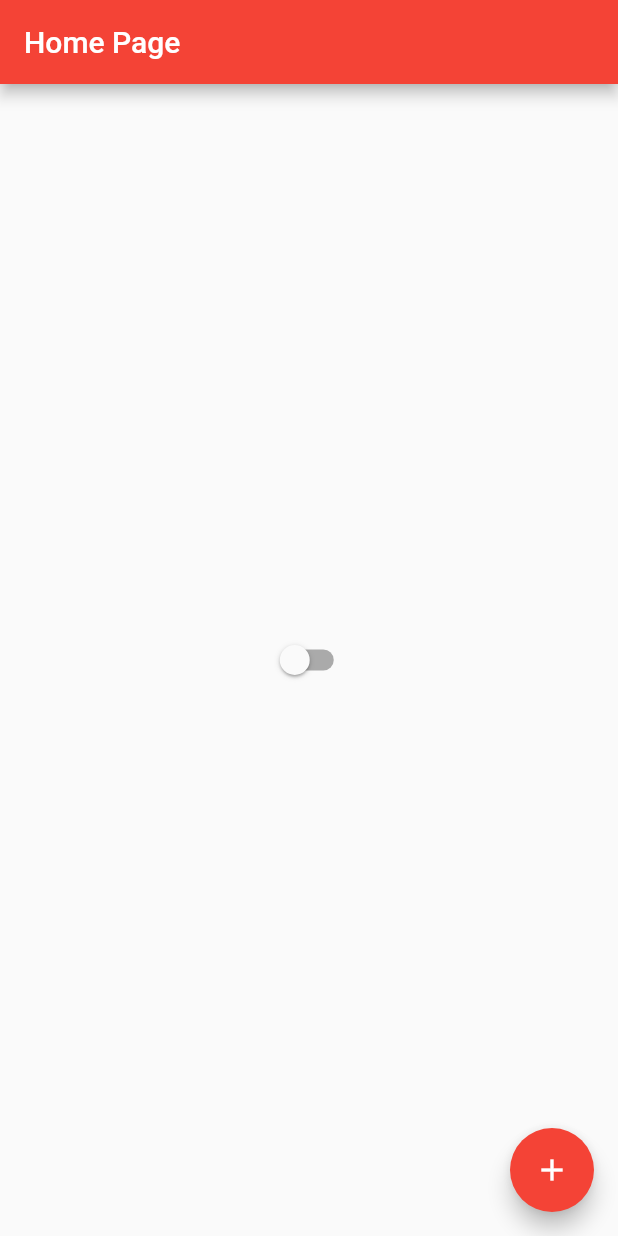
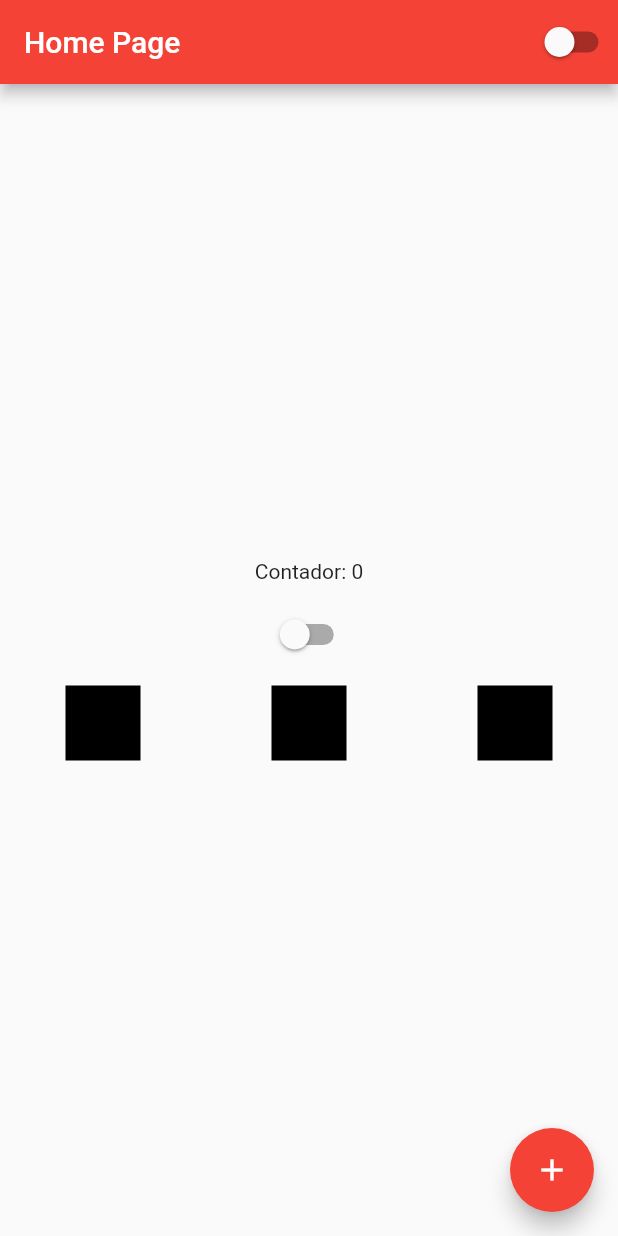
Before and after one commit to ritamonteiro1/login-app, a Flutter app: the screen it shows after launch, on a phone screen of 412 x 824 dp. Run offline on Flutter 3.47's test engine with Material 2 defaults, Android fonts, the phone set to English and light mode, and no system bars.

```diff
--- a/lib/home_view.dart
+++ b/lib/home_view.dart
@@ -16,13 +16,34 @@ class _HomeViewState extends State<HomeView> {
     return Scaffold(
       appBar: AppBar(
         title: Text('Home Page'),
+        actions: [
+          CustomSwitch(),
+        ],
       ),
-      body: Center(
-        child: Switch(
-          value: AppController.instance.isDartTheme,
-          onChanged: (value) {
-           AppController.instance.changeTheme();
-          },
+      body: Container(
+        width: double.infinity,
+        height: double.infinity,
+        child: Column(
+          mainAxisAlignment: MainAxisAlignment.center,
+          children: [
+            Text('Contador: $counter'),
+            Container(
+              height: 10,
+            ),
+            CustomSwitch(),
+            Container(
+              height: 10,
+            ),
+            Row(
+              mainAxisAlignment: MainAxisAlignment.spaceAround,
+              crossAxisAlignment: CrossAxisAlignment.center,
+              children: [
+                Container(width: 50, height: 50, color: Colors.black),
+                Container(width: 50, height: 50, color: Colors.black),
+                Container(width: 50, height: 50, color: Colors.black),
+              ],
+            ),
+          ],
         ),
       ),
       floatingActionButton: FloatingActionButton(
@@ -36,3 +57,15 @@ class _HomeViewState extends State<HomeView> {
     );
   }
 }
+
+class CustomSwitch extends StatelessWidget {
+  @override
+  Widget build(BuildContext context) {
+    return Switch(
+      value: AppController.instance.isDartTheme,
+      onChanged: (value) {
+        AppController.instance.changeTheme();
+      },
+    );
+  }
+}
```
